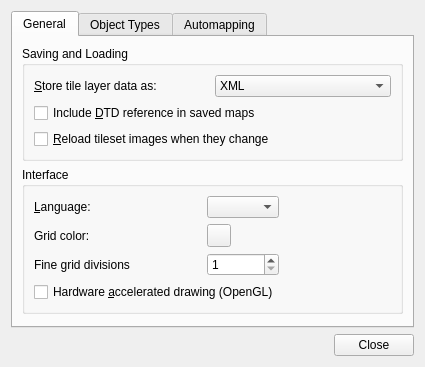
Before: the Qt Designer form src/tiled/preferencesdialog.ui in mapeditor/tiled, drawn with Qt 5.
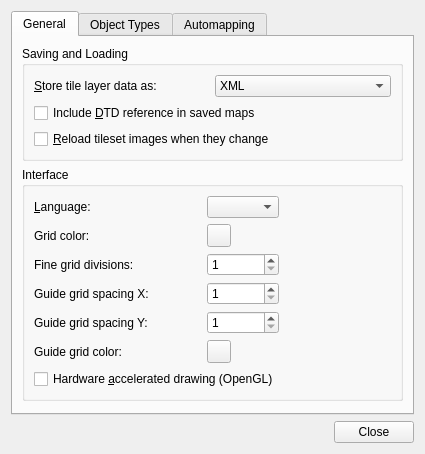
After: the same form once the commit is applied. Icons and pictures are not drawn. Custom widgets are drawn as their Qt base class.

Commit message: Implementing initial support for custom guide lines on maps. Rendering not implemented for iso or staggered maps yet. I don't personally need those types so I'm not going to get to them now.

The edit to the form file:
```diff
--- a/src/tiled/preferencesdialog.ui
+++ b/src/tiled/preferencesdialog.ui
@@ -7,7 +7,7 @@
     <x>0</x>
     <y>0</y>
     <width>462</width>
-    <height>392</height>
+    <height>449</height>
    </rect>
   </property>
   <property name="windowTitle">
@@ -98,7 +98,7 @@
           <string>Interface</string>
          </property>
          <layout class="QGridLayout" name="gridLayout_2">
-          <item row="4" column="0" colspan="4">
+          <item row="15" column="0" colspan="4">
            <widget class="QCheckBox" name="openGL">
             <property name="text">
              <string>Hardware &amp;accelerated drawing (OpenGL)</string>
@@ -144,7 +144,7 @@
           <item row="3" column="0">
            <widget class="QLabel" name="label_4">
             <property name="text">
-             <string>Fine grid divisions</string>
+             <string>Fine grid divisions:</string>
             </property>
            </widget>
           </item>
@@ -158,6 +158,50 @@
             </property>
            </widget>
           </item>
+          <item row="6" column="0">
+           <widget class="QLabel" name="label_5">
+            <property name="text">
+             <string>Guide grid spacing X:</string>
+            </property>
+           </widget>
+          </item>
+          <item row="6" column="3">
+           <widget class="QSpinBox" name="guideSpacingX">
+            <property name="minimum">
+             <number>1</number>
+            </property>
+            <property name="maximum">
+             <number>128</number>
+            </property>
+           </widget>
+          </item>
+          <item row="9" column="0">
+           <widget class="QLabel" name="label_6">
+            <property name="text">
+             <string>Guide grid spacing Y:</string>
+            </property>
+           </widget>
+          </item>
+          <item row="9" column="3">
+           <widget class="QSpinBox" name="guideSpacingY">
+            <property name="minimum">
+             <number>1</number>
+            </property>
+            <property name="maximum">
+             <number>128</number>
+            </property>
+           </widget>
+          </item>
+          <item row="12" column="0">
+           <widget class="QLabel" name="label_7">
+            <property name="text">
+             <string>Guide grid color:</string>
+            </property>
+           </widget>
+          </item>
+          <item row="12" column="3">
+           <widget class="Tiled::Internal::ColorButton" name="guideColor"/>
+          </item>
          </layout>
         </widget>
        </item>
```
Left out of the diff: 4 changed lines with no effect on the pictures. The commit also changes 15 other files.
